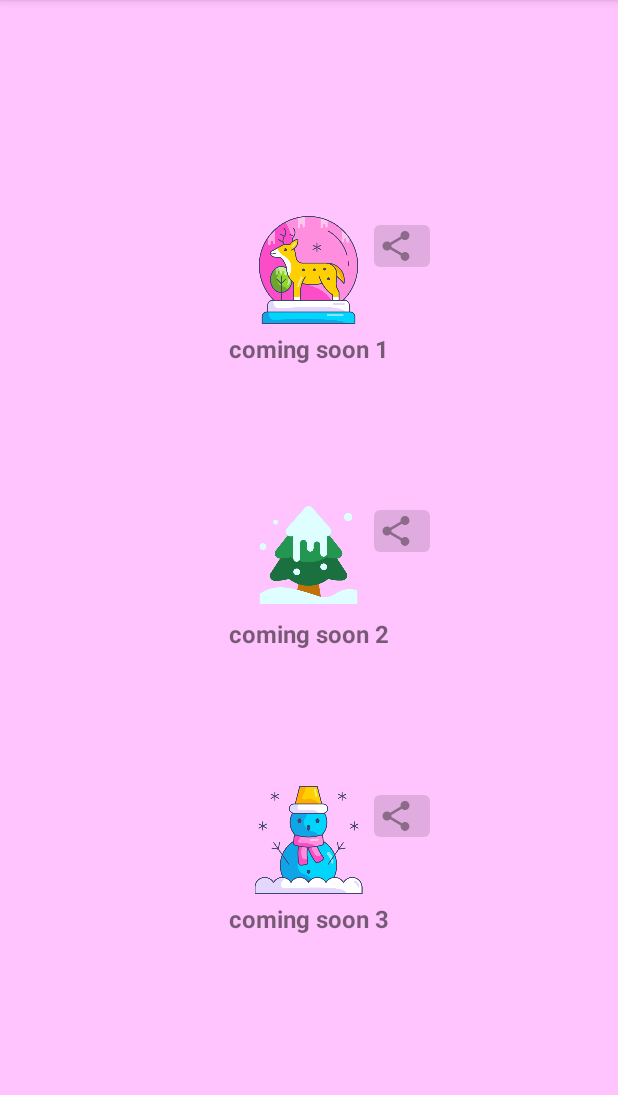
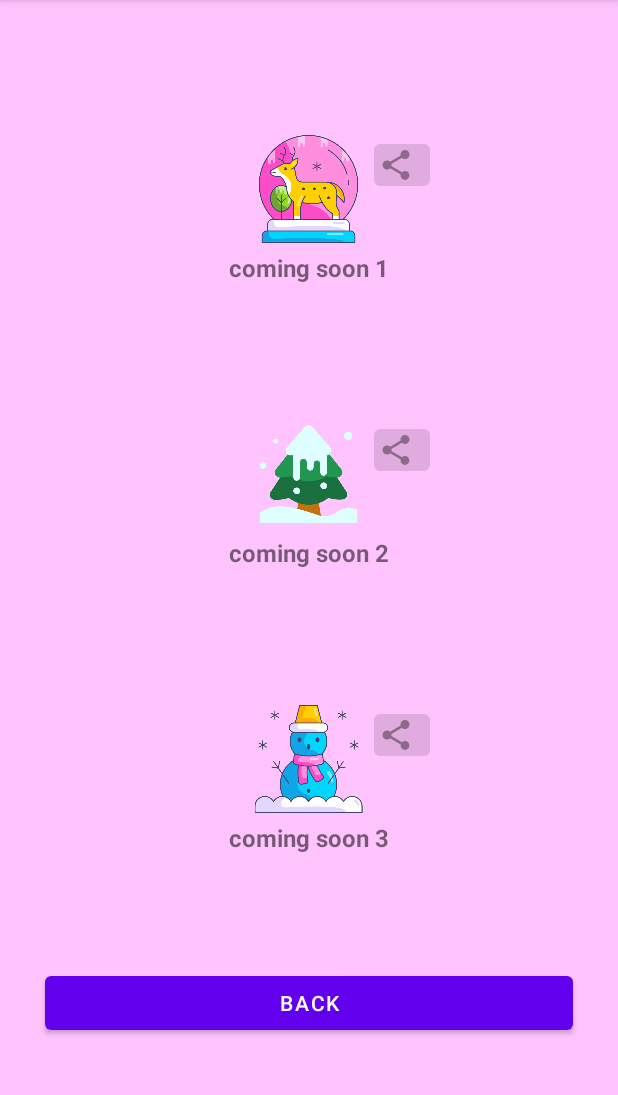
Before and after one commit to rosemary93/MyNetflix, an Android app: the ComingSoonFragment screen opened through its navigation route, on a phone screen of 412 x 824 dp, the part 84-1179 px from its top. Run offline under Robolectric (Android 15) with nearby library versions, the phone set to English and light mode, and no system bars.

Commit message:
button back added to fragment_favorite.xml and fragment_coming_soon.xml. initLastViews method added in onResume but doesn't work after clicking back of phone

```diff
--- a/app/src/main/java/com/example/mynetflix/ComingSoonFragment.kt
+++ b/app/src/main/java/com/example/mynetflix/ComingSoonFragment.kt
@@ -7,6 +7,7 @@ import android.view.LayoutInflater
 import android.view.View
 import android.view.ViewGroup
 import android.widget.Button
+import androidx.navigation.fragment.findNavController
 import com.example.mynetflix.databinding.FragmentComingSoonBinding
 
 
@@ -58,6 +59,10 @@ class ComingSoonFragment : Fragment() {
                 startActivity(shareIntent)
             }
         }
+
+        binding.buttonComingsoonFrgmntBack.setOnClickListener {
+            findNavController().navigate(R.id.action_comingSoonFragment_to_homeFragment)
+        }
     }
 
     fun createShareButtonsArray() {
--- a/app/src/main/java/com/example/mynetflix/FavoriteFragment.kt
+++ b/app/src/main/java/com/example/mynetflix/FavoriteFragment.kt
@@ -7,6 +7,7 @@ import android.view.View
 import android.view.ViewGroup
 import android.widget.ImageView
 import android.widget.TextView
+import androidx.navigation.fragment.findNavController
 import com.example.mynetflix.databinding.FragmentFavoriteBinding
 
 
@@ -43,6 +44,10 @@ class FavoriteFragment : Fragment() {
                 }
             }
         }
+
+        binding.buttonFavFrgmntBack.setOnClickListener {
+            findNavController().navigate(R.id.action_favoriteFragment_to_homeFragment)
+        }
     }
 
     fun createImageViewsArray() {
--- a/app/src/main/java/com/example/mynetflix/HomeFragment.kt
+++ b/app/src/main/java/com/example/mynetflix/HomeFragment.kt
@@ -30,6 +30,11 @@ class HomeFragment : Fragment() {
         return binding.root
     }
 
+    override fun onResume() {
+        super.onResume()
+        //initLastViews()
+    }
+
     override fun onViewCreated(view: View, savedInstanceState: Bundle?) {
         super.onViewCreated(view, savedInstanceState)
         createViewsArrays()
@@ -60,8 +65,6 @@ class HomeFragment : Fragment() {
             if (NetflixEnvironment.filmList[i].isFavorite)
                 favoriteButtonList[i].setBackgroundColor(Color.RED)
         }
-
-
     }
 
     //for adding menu and set items listeners
--- a/app/src/main/res/layout/fragment_coming_soon.xml
+++ b/app/src/main/res/layout/fragment_coming_soon.xml
@@ -142,5 +142,12 @@
                 tools:text="share2" />
 
         </androidx.constraintlayout.widget.ConstraintLayout>
+
+        <Button
+            android:id="@+id/button_comingsoon_frgmnt_back"
+            android:layout_width="match_parent"
+            android:layout_height="wrap_content"
+            android:layout_margin="30dp"
+            android:text="back" />
     </LinearLayout>
 </ScrollView>
--- a/app/src/main/res/layout/fragment_favorite.xml
+++ b/app/src/main/res/layout/fragment_favorite.xml
@@ -370,5 +370,12 @@
 
         </LinearLayout>
 
+        <Button
+            android:id="@+id/button_fav_frgmnt_back"
+            android:layout_width="match_parent"
+            android:layout_height="wrap_content"
+            android:layout_margin="30dp"
+            android:text="Back" />
+
     </LinearLayout>
 </ScrollView>
--- a/app/src/main/res/navigation/nav_graph.xml
+++ b/app/src/main/res/navigation/nav_graph.xml
@@ -24,12 +24,20 @@
         android:id="@+id/comingSoonFragment"
         android:name="com.example.mynetflix.ComingSoonFragment"
         android:label="fragment_coming_soon"
-        tools:layout="@layout/fragment_coming_soon" />
+        tools:layout="@layout/fragment_coming_soon" >
+        <action
+            android:id="@+id/action_comingSoonFragment_to_homeFragment"
+            app:destination="@id/homeFragment" />
+    </fragment>
     <fragment
         android:id="@+id/favoriteFragment"
         android:name="com.example.mynetflix.FavoriteFragment"
         android:label="fragment_favorite"
-        tools:layout="@layout/fragment_favorite" />
+        tools:layout="@layout/fragment_favorite" >
+        <action
+            android:id="@+id/action_favoriteFragment_to_homeFragment"
+            app:destination="@id/homeFragment" />
+    </fragment>
     <fragment
         android:id="@+id/profileRegistrationFragment"
         android:name="com.example.mynetflix.ProfileRegistrationFragment"
```
